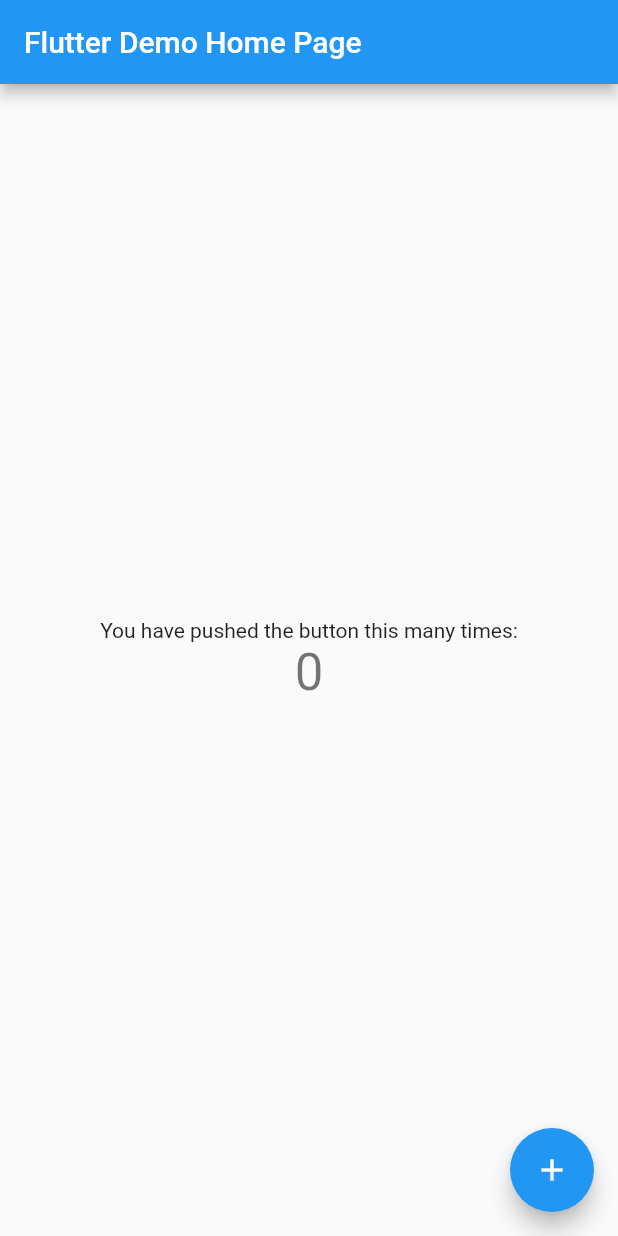
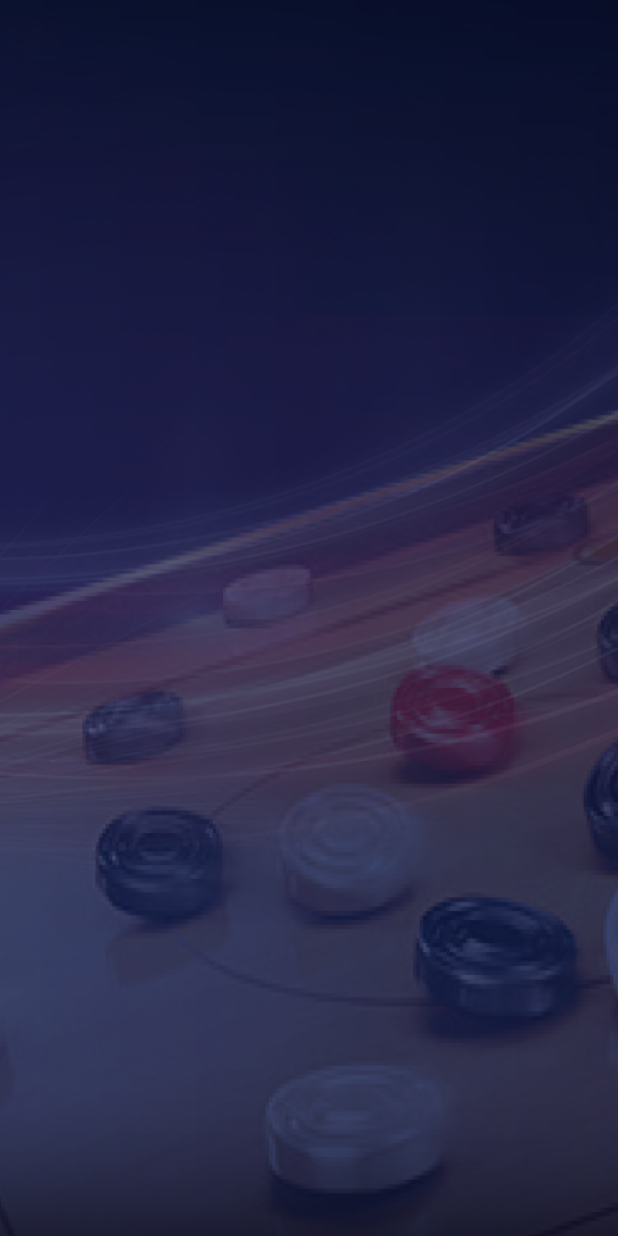
Before and after one commit to pranavpv773/tournament_lotting, a Flutter app: the screen it shows after launch, on a phone screen of 412 x 824 dp. Run offline on Flutter 3.47's test engine with Material 2 defaults, Android fonts, the phone set to English and light mode, and no system bars.

Commit message:
ui started

```diff
--- /dev/null
+++ b/lib/app/splash/view/splash.dart
@@ -0,0 +1,21 @@
+import 'package:flutter/material.dart';
+
+class SplashScreen extends StatelessWidget {
+  const SplashScreen({Key? key}) : super(key: key);
+
+  @override
+  Widget build(BuildContext context) {
+    return Scaffold(
+      body: Container(
+        decoration: const BoxDecoration(
+          image: DecorationImage(
+            image: AssetImage(
+              'assets/carroms/background_carrom.png',
+            ),
+            fit: BoxFit.cover,
+          ),
+        ),
+      ),
+    );
+  }
+}
--- a/lib/main.dart
+++ b/lib/main.dart
@@ -1,108 +1,22 @@
 import 'package:flutter/material.dart';
+import 'package:tournament_lotter/app/splash/view/splash.dart';
 
 void main() {
-  runApp(const MyApp());
+  runApp(
+    const MyApp(),
+  );
 }
 
 class MyApp extends StatelessWidget {
   const MyApp({Key? key}) : super(key: key);
-
-  // This widget is the root of your application.
   @override
   Widget build(BuildContext context) {
     return MaterialApp(
-      title: 'Flutter Demo',
+      debugShowCheckedModeBanner: false,
       theme: ThemeData(
-        // This is the theme of your application.
-
         primarySwatch: Colors.blue,
       ),
-      home: const MyHomePage(title: 'Flutter Demo Home Page'),
+      home: const SplashScreen(),
     );
   }
 }
-
-class MyHomePage extends StatefulWidget {
-  const MyHomePage({Key? key, required this.title}) : super(key: key);
-
-  // This widget is the home page of your application. It is stateful, meaning
-  // that it has a State object (defined below) that contains fields that affect
-  // how it looks.
-
-  // This class is the configuration for the state. It holds the values (in this
-  // case the title) provided by the parent (in this case the App widget) and
-  // used by the build method of the State. Fields in a Widget subclass are
-  // always marked "final".
-
-  final String title;
-
-  @override
-  State<MyHomePage> createState() => _MyHomePageState();
-}
-
-class _MyHomePageState extends State<MyHomePage> {
-  int _counter = 0;
-
-  void _incrementCounter() {
-    setState(() {
-      // This call to setState tells the Flutter framework that something has
-      // changed in this State, which causes it to rerun the build method below
-      // so that the display can reflect the updated values. If we changed
-      // _counter without calling setState(), then the build method would not be
-      // called again, and so nothing would appear to happen.
-      _counter++;
-    });
-  }
-
-  @override
-  Widget build(BuildContext context) {
-    // This method is rerun every time setState is called, for instance as done
-    // by the _incrementCounter method above.
-    //
-    // The Flutter framework has been optimized to make rerunning build methods
-    // fast, so that you can just rebuild anything that needs updating rather
-    // than having to individually change instances of widgets.
-    return Scaffold(
-      appBar: AppBar(
-        // Here we take the value from the MyHomePage object that was created by
-        // the App.build method, and use it to set our appbar title.
-        title: Text(widget.title),
-      ),
-      body: Center(
-        // Center is a layout widget. It takes a single child and positions it
-        // in the middle of the parent.
-        child: Column(
-          // Column is also a layout widget. It takes a list of children and
-          // arranges them vertically. By default, it sizes itself to fit its
-          // children horizontally, and tries to be as tall as its parent.
-          //
-          // Invoke "debug painting" (press "p" in the console, choose the
-          // "Toggle Debug Paint" action from the Flutter Inspector in Android
-          // Studio, or the "Toggle Debug Paint" command in Visual Studio Code)
-          // to see the wireframe for each widget.
-          //
-          // Column has various properties to control how it sizes itself and
-          // how it positions its children. Here we use mainAxisAlignment to
-          // center the children vertically; the main axis here is the vertical
-          // axis because Columns are vertical (the cross axis would be
-          // horizontal).
-          mainAxisAlignment: MainAxisAlignment.center,
-          children: <Widget>[
-            const Text(
-              'You have pushed the button this many times:',
-            ),
-            Text(
-              '$_counter',
-              style: Theme.of(context).textTheme.headline4,
-            ),
-          ],
-        ),
-      ),
-      floatingActionButton: FloatingActionButton(
-        onPressed: _incrementCounter,
-        tooltip: 'Increment',
-        child: const Icon(Icons.add),
-      ), // This trailing comma makes auto-formatting nicer for build methods.
-    );
-  }
-}
```
Also changed, not shown: pubspec.yaml (+5 -3 lines), assets/carroms/background_carrom.png (added), lib/app/constants/colors/colors.dart (added).
